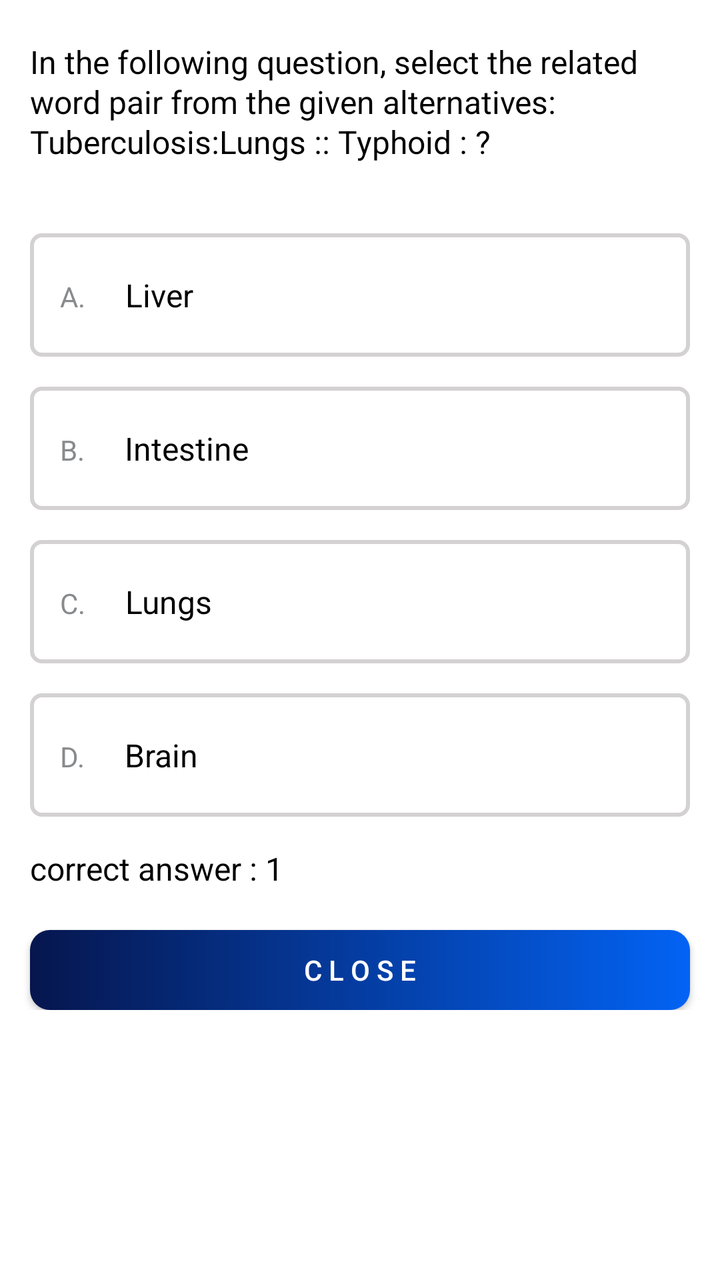
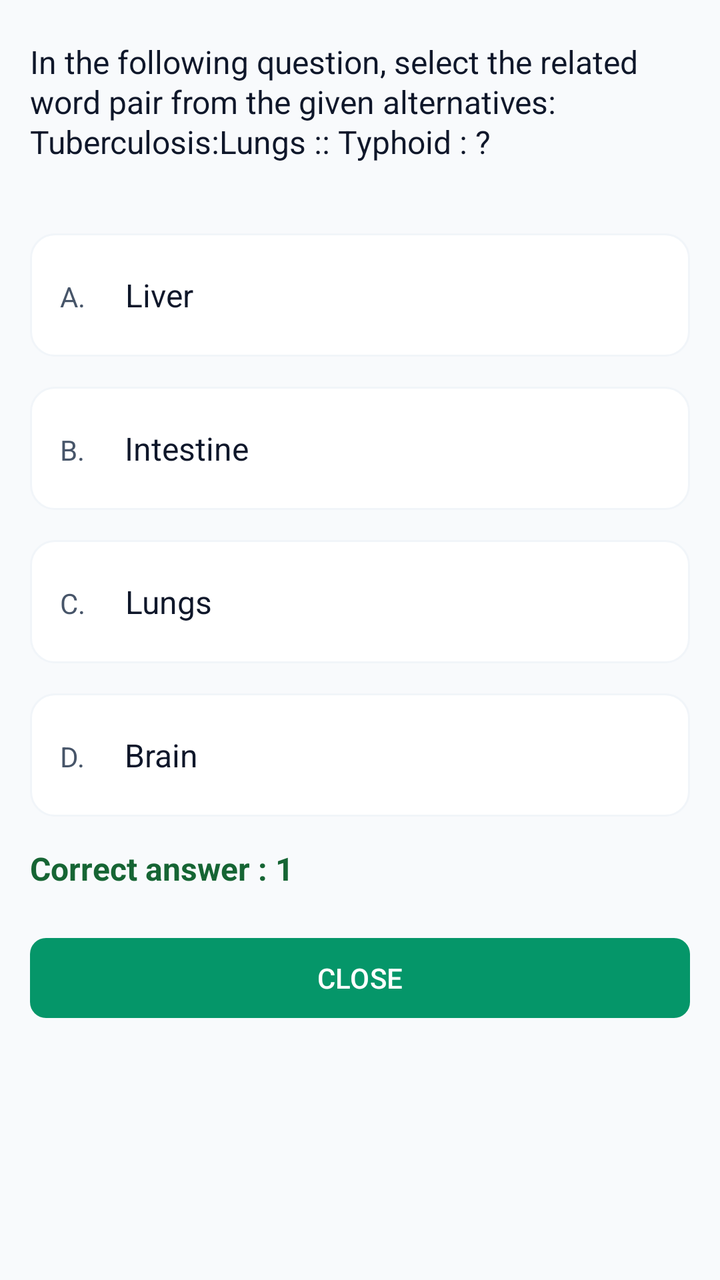

Screens rendered from an Android XML layout before and after an edit, with the pre-edit source and the edit as a unified diff.
<!-- AndroidManifest.xml: application theme Theme.TestMaster -->
<!-- res/layout/popup_saved_question.xml -->
<?xml version="1.0" encoding="utf-8"?>
<FrameLayout xmlns:android="http://schemas.android.com/apk/res/android"
    xmlns:tools="http://schemas.android.com/tools"
    android:layout_width="match_parent"
    android:layout_height="wrap_content"
    tools:context=".fragments.FragmentQuestion">

    <LinearLayout
        android:layout_width="match_parent"
        android:layout_height="match_parent"
        android:orientation="vertical">

    <LinearLayout
        android:layout_width="match_parent"
        android:layout_height="match_parent"
        android:orientation="vertical">

        <ScrollView
            android:layout_width="match_parent"
            android:layout_height="wrap_content"
            android:clipToPadding="false"
            android:paddingBottom="20dp"
            android:layout_weight="1">
            <LinearLayout
                android:layout_width="match_parent"
                android:layout_height="wrap_content"
                android:orientation="vertical">

                <TextView
                    android:id="@+id/tv_question"
                    android:layout_width="match_parent"
                    android:layout_height="wrap_content"
                    android:lineHeight="20dp"
                    android:paddingHorizontal="15dp"
                    android:paddingVertical="20dp"
                    android:text="@string/question"
                    android:textColor="@color/black"
                    android:textSize="16dp" />

                <LinearLayout
                    android:id="@+id/option_a"
                    android:layout_width="match_parent"
                    android:layout_height="wrap_content"
                    android:paddingHorizontal="15dp"
                    android:background="@drawable/box_outline"
                    android:layout_marginBottom="15dp"
                    android:layout_marginTop="15dp"
                    android:layout_marginHorizontal="15dp"
                    android:paddingVertical="20dp">
                    <TextView
                        android:layout_width="wrap_content"
                        android:layout_height="wrap_content"
                        android:text="A."
                        android:textColor="@color/darkgray"/>
                    <TextView
                        android:id="@+id/tv_option_a"
                        android:layout_width="wrap_content"
                        android:layout_height="wrap_content"
                        android:text="Liver"
                        android:textColor="@color/black"
                        android:layout_marginStart="20dp"
                        android:textSize="16dp"/>

                </LinearLayout>
                <LinearLayout
                    android:id="@+id/option_b"
                    android:layout_width="match_parent"
                    android:layout_height="wrap_content"
                    android:paddingHorizontal="15dp"
                    android:layout_marginHorizontal="15dp"
                    android:background="@drawable/box_outline"
                    android:layout_marginBottom="15dp"
                    android:paddingVertical="20dp">
                    <TextView
                        android:layout_width="wrap_content"
                        android:layout_height="wrap_content"
                        android:text="B."
                        android:textColor="@color/darkgray"/>
                    <TextView
                        android:id="@+id/tv_option_b"
                        android:layout_width="wrap_content"
                        android:layout_height="wrap_content"
                        android:text="Intestine"
                        android:textColor="@color/black"
                        android:layout_marginStart="20dp"
                        android:textSize="16dp"/>
                </LinearLayout>
                <LinearLayout
                    android:id="@+id/option_c"
                    android:layout_width="match_parent"
                    android:layout_height="wrap_content"
                    android:paddingHorizontal="15dp"
                    android:background="@drawable/box_outline"
                    android:layout_marginBottom="15dp"
                    android:layout_marginHorizontal="15dp"
                    android:paddingVertical="20dp">
                    <TextView
                        android:layout_width="wrap_content"
                        android:layout_height="wrap_content"
                        android:text="C."
                        android:textColor="@color/darkgray"/>
                    <TextView
                        android:id="@+id/tv_option_c"
                        android:layout_width="wrap_content"
                        android:layout_height="wrap_content"
                        android:text="Lungs"
                        android:textColor="@color/black"
                        android:layout_marginStart="20dp"
                        android:textSize="16dp"/>
                </LinearLayout>
                <LinearLayout
                    android:id="@+id/option_d"
                    android:layout_width="match_parent"
                    android:layout_height="wrap_content"
                    android:paddingHorizontal="15dp"
                    android:background="@drawable/box_outline"
                    android:layout_marginBottom="15dp"
                    android:layout_marginHorizontal="15dp"
                    android:paddingVertical="20dp">
                    <TextView
                        android:layout_width="wrap_content"
                        android:layout_height="wrap_content"
                        android:text="D."
                        android:textColor="@color/darkgray"/>
                    <TextView
                        android:id="@+id/tv_option_d"
                        android:layout_width="wrap_content"
                        android:layout_height="wrap_content"
                        android:text="Brain"
                        android:textColor="@color/black"
                        android:layout_marginStart="20dp"
                        android:textSize="16dp"/>
                </LinearLayout>
                <TextView
                    android:id="@+id/correct_answer"
                    android:layout_width="match_parent"
                    android:layout_height="wrap_content"
                    android:paddingHorizontal="15dp"
                    android:text="correct answer : 1"
                    android:textColor="@color/black"
                    android:textSize="16dp" />
                <androidx.appcompat.widget.AppCompatButton
                    android:id="@+id/btn_close"
                    android:layout_width="match_parent"
                    android:layout_height="40dp"
                    android:text="C l o s e"
                    android:textColor="@color/white"
                    android:background="@drawable/blue_gradient"
                    android:layout_marginHorizontal="15dp"
                    android:layout_marginTop="20dp"/>
            </LinearLayout>
        </ScrollView>

    </LinearLayout>
    </LinearLayout>
</FrameLayout>
<!-- resources referenced by this layout -->
<resources>
  <color name="black">#FF000000</color>
  <color name="darkgray">#888A8C</color>
  <color name="white">#FFFFFFFF</color>
  <!-- drawable blue_gradient (drawable) -->
  <?xml version="1.0" encoding="utf-8"?>
  <shape xmlns:android="http://schemas.android.com/apk/res/android"
      android:shape="rectangle">
      <gradient android:startColor="@color/primary_blue"
          android:endColor="@color/blue"/>
      <corners android:radius="10dp"/>
  </shape>
  <!-- drawable box_outline (drawable) -->
  <?xml version="1.0" encoding="utf-8"?>
  <shape xmlns:android="http://schemas.android.com/apk/res/android"
      android:shape="rectangle">
      <stroke android:color="#D3D1D1"
          android:width="2dp"/>
      <corners android:radius="5dp"/>
  
  </shape>
  <string name="question">In the following question, select the related word pair from the given alternatives: \nTuberculosis:Lungs :: Typhoid : ?</string>
  <style name="Theme.TestMaster" parent="Base.Theme.TestMaster" />
  <color name="primary_blue">#06164E</color>
  <color name="blue">#0363F4</color>
  <style name="Base.Theme.TestMaster" parent="Theme.MaterialComponents.DayNight.NoActionBar">
          
           <item name="colorPrimary">@color/primary_blue</item>
          <item name="android:statusBarColor">@color/primary_blue</item>
          <item name="colorAccent">@color/primary_blue</item>
      </style>
</resources>

<!-- the commit's change to res/layout/popup_saved_question.xml (unified diff, before → after) -->
@@ -3,24 +3,21 @@
     xmlns:tools="http://schemas.android.com/tools"
     android:layout_width="match_parent"
     android:layout_height="wrap_content"
+    xmlns:app="http://schemas.android.com/apk/res-auto"
+    android:background="@color/background"
     tools:context=".fragments.FragmentQuestion">
 
     <LinearLayout
         android:layout_width="match_parent"
-        android:layout_height="match_parent"
-        android:orientation="vertical">
-
-    <LinearLayout
-        android:layout_width="match_parent"
-        android:layout_height="match_parent"
+        android:layout_height="wrap_content"
         android:orientation="vertical">
 
         <ScrollView
             android:layout_width="match_parent"
             android:layout_height="wrap_content"
             android:clipToPadding="false"
-            android:paddingBottom="20dp"
-            android:layout_weight="1">
+            android:paddingBottom="20dp">
+
             <LinearLayout
                 android:layout_width="match_parent"
                 android:layout_height="wrap_content"
@@ -34,8 +31,8 @@
                     android:paddingHorizontal="15dp"
                     android:paddingVertical="20dp"
                     android:text="@string/question"
-                    android:textColor="@color/black"
-                    android:textSize="16dp" />
+                    android:textColor="@color/text_primary"
+                    android:textSize="16sp" />
 
                 <LinearLayout
                     android:id="@+id/option_a"
@@ -51,15 +48,15 @@
                         android:layout_width="wrap_content"
                         android:layout_height="wrap_content"
                         android:text="A."
-                        android:textColor="@color/darkgray"/>
+                        android:textColor="@color/text_secondary"/>
                     <TextView
                         android:id="@+id/tv_option_a"
                         android:layout_width="wrap_content"
                         android:layout_height="wrap_content"
                         android:text="Liver"
-                        android:textColor="@color/black"
+                        android:textColor="@color/text_primary"
                         android:layout_marginStart="20dp"
-                        android:textSize="16dp"/>
+                        android:textSize="16sp"/>
 
                 </LinearLayout>
                 <LinearLayout
@@ -75,15 +72,15 @@
                         android:layout_width="wrap_content"
                         android:layout_height="wrap_content"
                         android:text="B."
-                        android:textColor="@color/darkgray"/>
+                        android:textColor="@color/text_secondary"/>
                     <TextView
                         android:id="@+id/tv_option_b"
                         android:layout_width="wrap_content"
                         android:layout_height="wrap_content"
                         android:text="Intestine"
-                        android:textColor="@color/black"
+                        android:textColor="@color/text_primary"
                         android:layout_marginStart="20dp"
-                        android:textSize="16dp"/>
+                        android:textSize="16sp"/>
                 </LinearLayout>
                 <LinearLayout
                     android:id="@+id/option_c"
@@ -98,15 +95,15 @@
                         android:layout_width="wrap_content"
                         android:layout_height="wrap_content"
                         android:text="C."
-                        android:textColor="@color/darkgray"/>
+                        android:textColor="@color/text_secondary"/>
                     <TextView
                         android:id="@+id/tv_option_c"
                         android:layout_width="wrap_content"
                         android:layout_height="wrap_content"
                         android:text="Lungs"
-                        android:textColor="@color/black"
+                        android:textColor="@color/text_primary"
                         android:layout_marginStart="20dp"
-                        android:textSize="16dp"/>
+                        android:textSize="16sp"/>
                 </LinearLayout>
                 <LinearLayout
                     android:id="@+id/option_d"
@@ -121,36 +118,34 @@
                         android:layout_width="wrap_content"
                         android:layout_height="wrap_content"
                         android:text="D."
-                        android:textColor="@color/darkgray"/>
+                        android:textColor="@color/text_secondary"/>
                     <TextView
                         android:id="@+id/tv_option_d"
                         android:layout_width="wrap_content"
                         android:layout_height="wrap_content"
                         android:text="Brain"
-                        android:textColor="@color/black"
+                        android:textColor="@color/text_primary"
                         android:layout_marginStart="20dp"
-                        android:textSize="16dp"/>
+                        android:textSize="16sp"/>
                 </LinearLayout>
                 <TextView
                     android:id="@+id/correct_answer"
                     android:layout_width="match_parent"
                     android:layout_height="wrap_content"
                     android:paddingHorizontal="15dp"
-                    android:text="correct answer : 1"
-                    android:textColor="@color/black"
-                    android:textSize="16dp" />
-                <androidx.appcompat.widget.AppCompatButton
+                    android:text="Correct answer : 1"
+                    android:textColor="@color/success_text"
+                    android:textStyle="bold"
+                    android:textSize="16sp" />
+                <com.google.android.material.button.MaterialButton
                     android:id="@+id/btn_close"
                     android:layout_width="match_parent"
-                    android:layout_height="40dp"
-                    android:text="C l o s e"
-                    android:textColor="@color/white"
-                    android:background="@drawable/blue_gradient"
+                    android:layout_height="wrap_content"
+                    android:text="CLOSE"
                     android:layout_marginHorizontal="15dp"
-                    android:layout_marginTop="20dp"/>
+                    android:layout_marginTop="20dp"
+                    app:cornerRadius="8dp"/>
             </LinearLayout>
         </ScrollView>
-
-    </LinearLayout>
     </LinearLayout>
 </FrameLayout>
<!-- resource entries referenced after the edit -->
@@ -1,34 +1,68 @@
 <!-- resources referenced by this layout -->
 <resources>
-  <color name="black">#FF000000</color>
-  <color name="darkgray">#888A8C</color>
+  <color name="background">#F8FAFC</color>
+  <color name="success_text">#166534</color>
+  <color name="text_primary">#0F172A</color>
+  <color name="text_secondary">#475569</color>
   <color name="white">#FFFFFFFF</color>
-  <!-- drawable blue_gradient (drawable) -->
-  <?xml version="1.0" encoding="utf-8"?>
-  <shape xmlns:android="http://schemas.android.com/apk/res/android"
-      android:shape="rectangle">
-      <gradient android:startColor="@color/primary_blue"
-          android:endColor="@color/blue"/>
-      <corners android:radius="10dp"/>
-  </shape>
   <!-- drawable box_outline (drawable) -->
   <?xml version="1.0" encoding="utf-8"?>
-  <shape xmlns:android="http://schemas.android.com/apk/res/android"
-      android:shape="rectangle">
-      <stroke android:color="#D3D1D1"
-          android:width="2dp"/>
-      <corners android:radius="5dp"/>
-  
+  <shape xmlns:android="http://schemas.android.com/apk/res/android">
+      <stroke
+          android:width="1dp"
+          android:color="@color/gray" />
+      <corners android:radius="12dp" />
+      <solid android:color="@color/white" />
   </shape>
   <string name="question">In the following question, select the related word pair from the given alternatives: \nTuberculosis:Lungs :: Typhoid : ?</string>
   <style name="Theme.TestMaster" parent="Base.Theme.TestMaster" />
-  <color name="primary_blue">#06164E</color>
-  <color name="blue">#0363F4</color>
-  <style name="Base.Theme.TestMaster" parent="Theme.MaterialComponents.DayNight.NoActionBar">
+  <color name="gray">#F1F5F9</color>
+  <style name="Base.Theme.TestMaster" parent="Theme.Material3.DayNight.NoActionBar">
           
-           <item name="colorPrimary">@color/primary_blue</item>
-          <item name="android:statusBarColor">@color/primary_blue</item>
-          <item name="colorAccent">@color/primary_blue</item>
+          <item name="colorPrimary">@color/primary</item>
+          <item name="colorOnPrimary">@color/onPrimary</item>
+          <item name="colorPrimaryContainer">@color/primaryContainer</item>
+          <item name="colorOnPrimaryContainer">@color/onPrimaryContainer</item>
+  
+          <item name="colorSecondary">@color/secondary</item>
+          <item name="colorOnSecondary">@color/onSecondary</item>
+          <item name="colorSecondaryContainer">@color/secondaryContainer</item>
+          <item name="colorOnSecondaryContainer">@color/onSecondaryContainer</item>
+  
+          
+          <item name="android:windowBackground">@color/background</item>
+          <item name="colorSurface">@color/surface</item>
+          <item name="colorOnSurface">@color/onSurface</item>
+          <item name="colorSurfaceVariant">@color/surfaceVariant</item>
+          <item name="colorOnSurfaceVariant">@color/onSurfaceVariant</item>
+          <item name="colorOutline">@color/outline</item>
+  
+          
+          <item name="colorError">@color/error</item>
+          <item name="colorOnError">@color/onError</item>
+          <item name="colorErrorContainer">@color/errorContainer</item>
+          <item name="colorOnErrorContainer">@color/onErrorContainer</item>
+  
+          
+          <item name="android:statusBarColor">@color/surface</item>
+          <item name="android:windowLightStatusBar">true</item>
       </style>
+  <color name="primary">#059669</color>
+  <color name="onPrimary">#FFFFFF</color>
+  <color name="primaryContainer">#D1FAE5</color>
+  <color name="onPrimaryContainer">#064E3B</color>
+  <color name="secondary">#64748B</color>
+  <color name="onSecondary">#FFFFFF</color>
+  <color name="secondaryContainer">#F1F5F9</color>
+  <color name="onSecondaryContainer">#0F172A</color>
+  <color name="surface">#FFFFFF</color>
+  <color name="onSurface">#0F172A</color>
+  <color name="surfaceVariant">#E2E8F0</color>
+  <color name="onSurfaceVariant">#475569</color>
+  <color name="outline">#94A3B8</color>
+  <color name="error">#EF4444</color>
+  <color name="onError">#FFFFFF</color>
+  <color name="errorContainer">#FEE2E2</color>
+  <color name="onErrorContainer">#991B1B</color>
 </resources>
 
